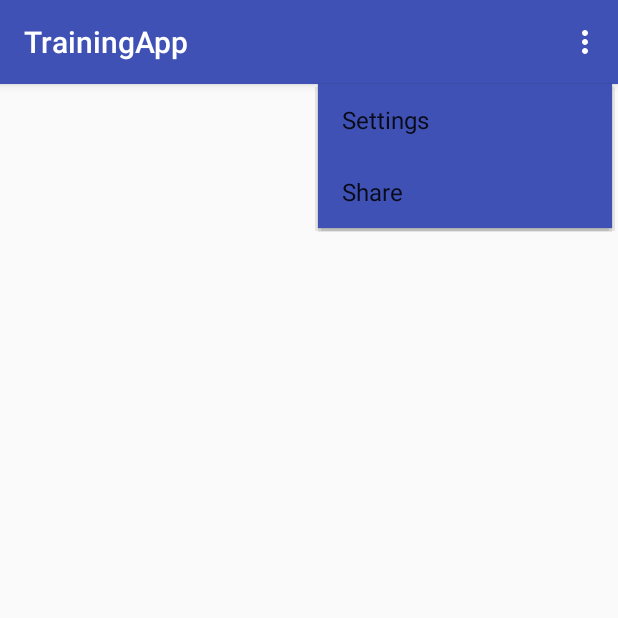
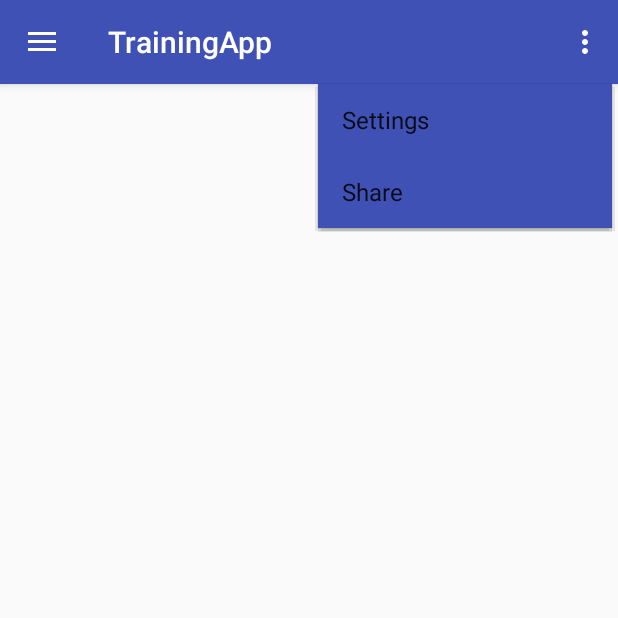
Before and after one commit to chenyanrong/TrainingApp, an Android app: the screen it shows after launch (MainActivity), with the options menu open, on a phone screen of 412 x 824 dp, the top half of it. Run offline under Robolectric (Android 15) with nearby library versions, the phone set to English and light mode, and no system bars; our stand-ins replace CircleImageView; libraries missing offline, so code that uses them is left out: com.orhanobut.logger, com.squareup.leakcanary, com.tencent.bugly; pictures from the network do not load; 8 statements that could not run were skipped.

Commit message:
1. 添加侧拉抽屉与开关同步

```diff
--- a/app/src/main/java/com/tonychen/trainingapp/view/MainActivity.java
+++ b/app/src/main/java/com/tonychen/trainingapp/view/MainActivity.java
@@ -3,8 +3,8 @@ package com.tonychen.trainingapp.view;
 import android.os.Bundle;
 import android.support.annotation.NonNull;
 import android.support.design.widget.NavigationView;
-import android.support.design.widget.FloatingActionButton;
-import android.support.design.widget.Snackbar;
+import android.support.v4.widget.DrawerLayout;
+import android.support.v7.app.ActionBarDrawerToggle;
 import android.support.v7.app.AppCompatActivity;
 import android.support.v7.view.menu.MenuBuilder;
 import android.support.v7.widget.Toolbar;
@@ -24,6 +24,9 @@ public class MainActivity extends AppCompatActivity {
         System.loadLibrary("native-lib");
     }
 
+    private DrawerLayout mDrawerLayout;
+    private Toolbar mToolbar;
+
     @Override
     protected void onCreate(Bundle savedInstanceState) {
         super.onCreate(savedInstanceState);
@@ -32,8 +35,15 @@ public class MainActivity extends AppCompatActivity {
     }
 
     private void initView() {
-        Toolbar toolbar = (Toolbar) findViewById(R.id.toolbar);
-        setSupportActionBar(toolbar);
+        mToolbar = (Toolbar) findViewById(R.id.toolbar);
+        setSupportActionBar(mToolbar);
+        getSupportActionBar().setDisplayHomeAsUpEnabled(true);// 给左上角图标的左边加上一个返回的图标
+
+        mDrawerLayout = (DrawerLayout) findViewById(R.id.dl_main);
+        ActionBarDrawerToggle toggle = new ActionBarDrawerToggle(this, mDrawerLayout, mToolbar, R.string.navigation_drawer_open,
+                R.string.navigation_drawer_close);
+        mDrawerLayout.setDrawerListener(toggle);
+        toggle.syncState();
 
 //        FloatingActionButton fab = (FloatingActionButton) findViewById(R.id.fab);
 //        fab.setOnClickListener(new View.OnClickListener() {
--- a/app/src/main/res/values/strings.xml
+++ b/app/src/main/res/values/strings.xml
@@ -2,4 +2,6 @@
     <string name="app_name">TrainingApp</string>
     <string name="action_settings">Settings</string>
     <string name="action_share">Share</string>
+    <string name="navigation_drawer_open">开</string>
+    <string name="navigation_drawer_close">关</string>
 </resources>
```
